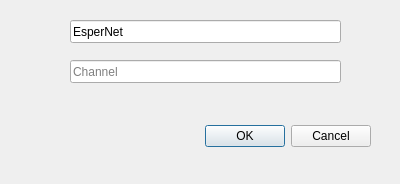
Qt form gui/JoinDialog.ui (Forkk/ChatCoreClient) before a commit.
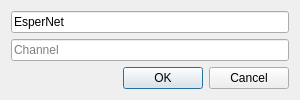
The same form after that commit.

Diff of the .ui file:
```diff
--- a/gui/JoinDialog.ui
+++ b/gui/JoinDialog.ui
@@ -6,22 +6,33 @@
    <rect>
     <x>0</x>
     <y>0</y>
-    <width>400</width>
-    <height>184</height>
+    <width>300</width>
+    <height>100</height>
    </rect>
   </property>
   <property name="windowTitle">
    <string>Dialog</string>
   </property>
+  <layout class="QVBoxLayout" name="verticalLayout">
+   <item>
+    <widget class="QLineEdit" name="network">
+     <property name="text">
+      <string>EsperNet</string>
+     </property>
+     <property name="placeholderText">
+      <string>Network</string>
+     </property>
+    </widget>
+   </item>
+   <item>
+    <widget class="QLineEdit" name="channel">
+     <property name="placeholderText">
+      <string>Channel</string>
+     </property>
+    </widget>
+   </item>
+   <item>
   <widget class="QDialogButtonBox" name="buttonBox">
-   <property name="geometry">
-    <rect>
-     <x>30</x>
-     <y>120</y>
-     <width>341</width>
-     <height>32</height>
-    </rect>
-   </property>
    <property name="orientation">
     <enum>Qt::Horizontal</enum>
    </property>
@@ -29,35 +40,8 @@
     <set>QDialogButtonBox::Cancel|QDialogButtonBox::Ok</set>
    </property>
   </widget>
-  <widget class="QLineEdit" name="channel">
-   <property name="geometry">
-    <rect>
-     <x>70</x>
-     <y>60</y>
-     <width>271</width>
-     <height>23</height>
-    </rect>
-   </property>
-   <property name="placeholderText">
-    <string>Channel</string>
-   </property>
-  </widget>
-  <widget class="QLineEdit" name="network">
-   <property name="geometry">
-    <rect>
-     <x>70</x>
-     <y>20</y>
-     <width>271</width>
-     <height>23</height>
-    </rect>
-   </property>
-   <property name="text">
-    <string>EsperNet</string>
-   </property>
-   <property name="placeholderText">
-    <string>Network</string>
-   </property>
-  </widget>
+   </item>
+  </layout>
  </widget>
  <resources/>
  <connections>
```
Lines whose indentation alone changed are shown as unchanged.
